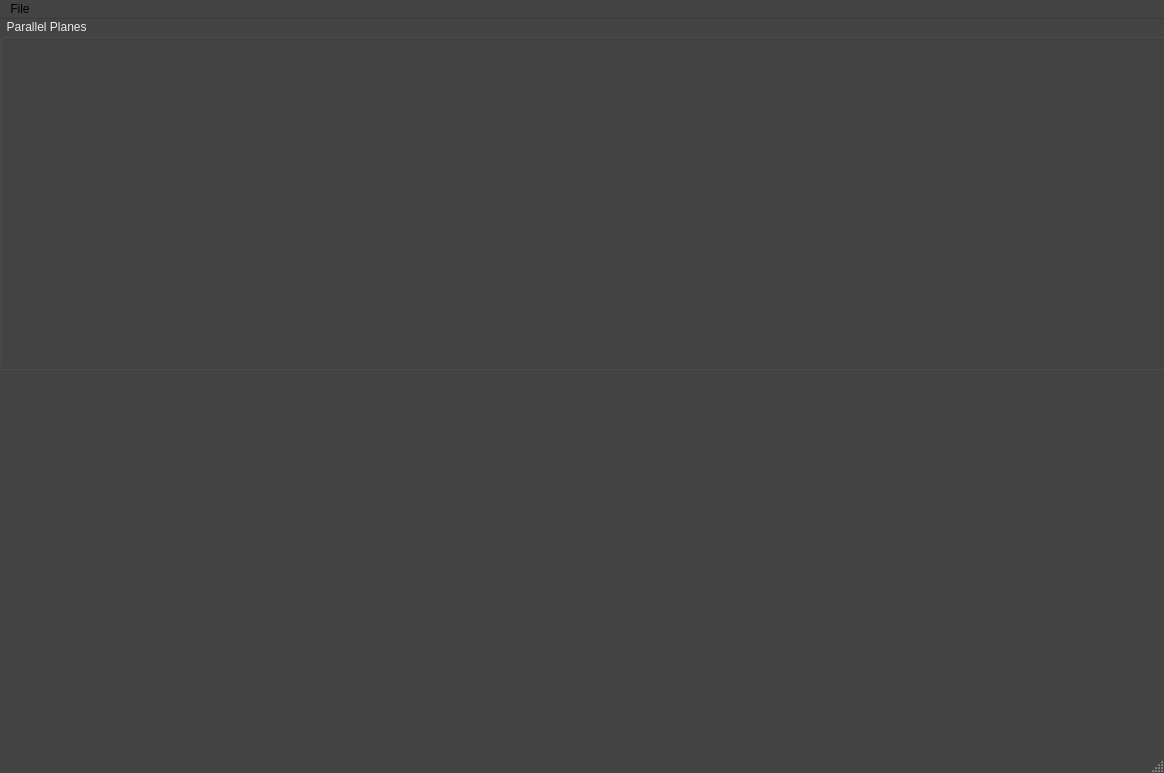
Old version of the form MainWindow.ui in the repository Jerdak/MassHeatMap.
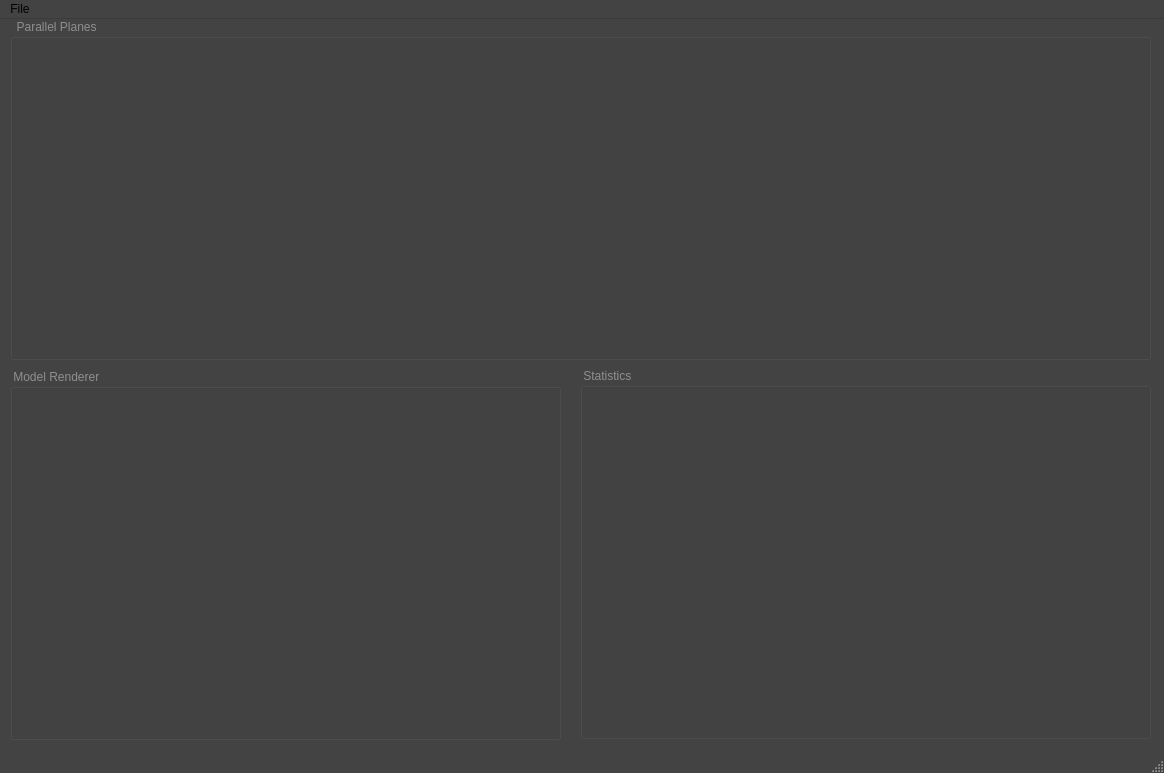
New version of the form. Custom widgets are drawn as their Qt base class.

Commit message: - Finalize layout

```diff
--- a/MainWindow.ui
+++ b/MainWindow.ui
@@ -22,18 +22,36 @@
      <colorrole role="WindowText">
       <brush brushstyle="SolidPattern">
        <color alpha="255">
-        <red>235</red>
-        <green>235</green>
-        <blue>235</blue>
+        <red>0</red>
+        <green>0</green>
+        <blue>0</blue>
+       </color>
+      </brush>
+     </colorrole>
+     <colorrole role="Text">
+      <brush brushstyle="SolidPattern">
+       <color alpha="255">
+        <red>0</red>
+        <green>0</green>
+        <blue>0</blue>
+       </color>
+      </brush>
+     </colorrole>
+     <colorrole role="ButtonText">
+      <brush brushstyle="SolidPattern">
+       <color alpha="255">
+        <red>0</red>
+        <green>0</green>
+        <blue>0</blue>
        </color>
       </brush>
      </colorrole>
      <colorrole role="Base">
       <brush brushstyle="SolidPattern">
        <color alpha="255">
-        <red>255</red>
-        <green>255</green>
-        <blue>255</blue>
+        <red>213</red>
+        <green>213</green>
+        <blue>213</blue>
        </color>
       </brush>
      </colorrole>
@@ -51,9 +69,27 @@
      <colorrole role="WindowText">
       <brush brushstyle="SolidPattern">
        <color alpha="255">
-        <red>235</red>
-        <green>235</green>
-        <blue>235</blue>
+        <red>143</red>
+        <green>143</green>
+        <blue>143</blue>
+       </color>
+      </brush>
+     </colorrole>
+     <colorrole role="Text">
+      <brush brushstyle="SolidPattern">
+       <color alpha="255">
+        <red>0</red>
+        <green>0</green>
+        <blue>0</blue>
+       </color>
+      </brush>
+     </colorrole>
+     <colorrole role="ButtonText">
+      <brush brushstyle="SolidPattern">
+       <color alpha="255">
+        <red>0</red>
+        <green>0</green>
+        <blue>0</blue>
        </color>
       </brush>
      </colorrole>
@@ -86,6 +122,24 @@
        </color>
       </brush>
      </colorrole>
+     <colorrole role="Text">
+      <brush brushstyle="SolidPattern">
+       <color alpha="255">
+        <red>120</red>
+        <green>120</green>
+        <blue>120</blue>
+       </color>
+      </brush>
+     </colorrole>
+     <colorrole role="ButtonText">
+      <brush brushstyle="SolidPattern">
+       <color alpha="255">
+        <red>120</red>
+        <green>120</green>
+        <blue>120</blue>
+       </color>
+      </brush>
+     </colorrole>
      <colorrole role="Base">
       <brush brushstyle="SolidPattern">
        <color alpha="255">
@@ -114,9 +168,9 @@
    <widget class="QWidget" name="gridLayoutWidget">
     <property name="geometry">
      <rect>
-      <x>10</x>
+      <x>20</x>
       <y>20</y>
-      <width>1141</width>
+      <width>1121</width>
       <height>311</height>
      </rect>
     </property>
@@ -125,10 +179,10 @@
    <widget class="QGroupBox" name="groupBox">
     <property name="geometry">
      <rect>
-      <x>0</x>
+      <x>10</x>
       <y>0</y>
-      <width>1171</width>
-      <height>351</height>
+      <width>1141</width>
+      <height>341</height>
      </rect>
     </property>
     <property name="title">
@@ -144,24 +198,52 @@
    <widget class="QCustomPlot" name="plotWidget" native="true">
     <property name="geometry">
      <rect>
-      <x>629</x>
-      <y>379</y>
-      <width>531</width>
-      <height>331</height>
+      <x>589</x>
+      <y>369</y>
+      <width>551</width>
+      <height>341</height>
      </rect>
     </property>
    </widget>
    <widget class="QWidget" name="gridLayoutWidget_2">
     <property name="geometry">
      <rect>
-      <x>10</x>
-      <y>360</y>
+      <x>20</x>
+      <y>370</y>
       <width>531</width>
-      <height>351</height>
+      <height>341</height>
      </rect>
     </property>
     <layout class="QGridLayout" name="gridLayout_2"/>
    </widget>
+   <widget class="QGroupBox" name="groupBox_2">
+    <property name="geometry">
+     <rect>
+      <x>580</x>
+      <y>349</y>
+      <width>571</width>
+      <height>371</height>
+     </rect>
+    </property>
+    <property name="title">
+     <string> Statistics </string>
+    </property>
+   </widget>
+   <widget class="QGroupBox" name="groupBox_3">
+    <property name="geometry">
+     <rect>
+      <x>10</x>
+      <y>350</y>
+      <width>551</width>
+      <height>371</height>
+     </rect>
+    </property>
+    <property name="title">
+     <string> Model Renderer</string>
+    </property>
+   </widget>
+   <zorder>groupBox_2</zorder>
+   <zorder>groupBox_3</zorder>
    <zorder>groupBox</zorder>
    <zorder>gridLayoutWidget</zorder>
    <zorder>plotWidget</zorder>
```
The commit also changes 1 other file.
